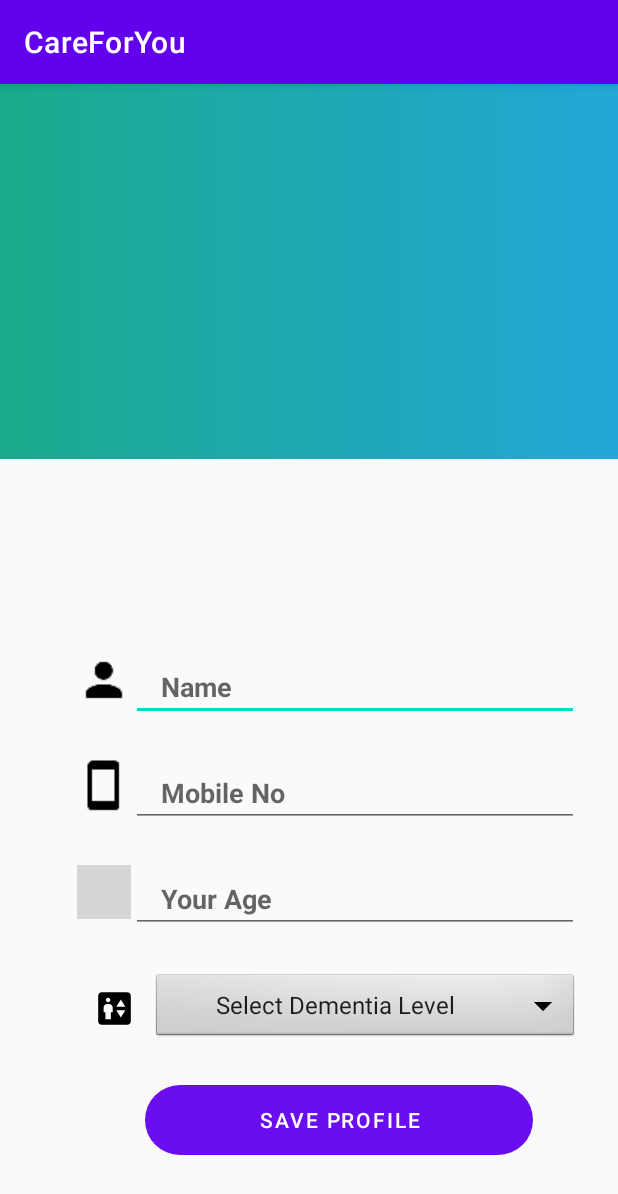
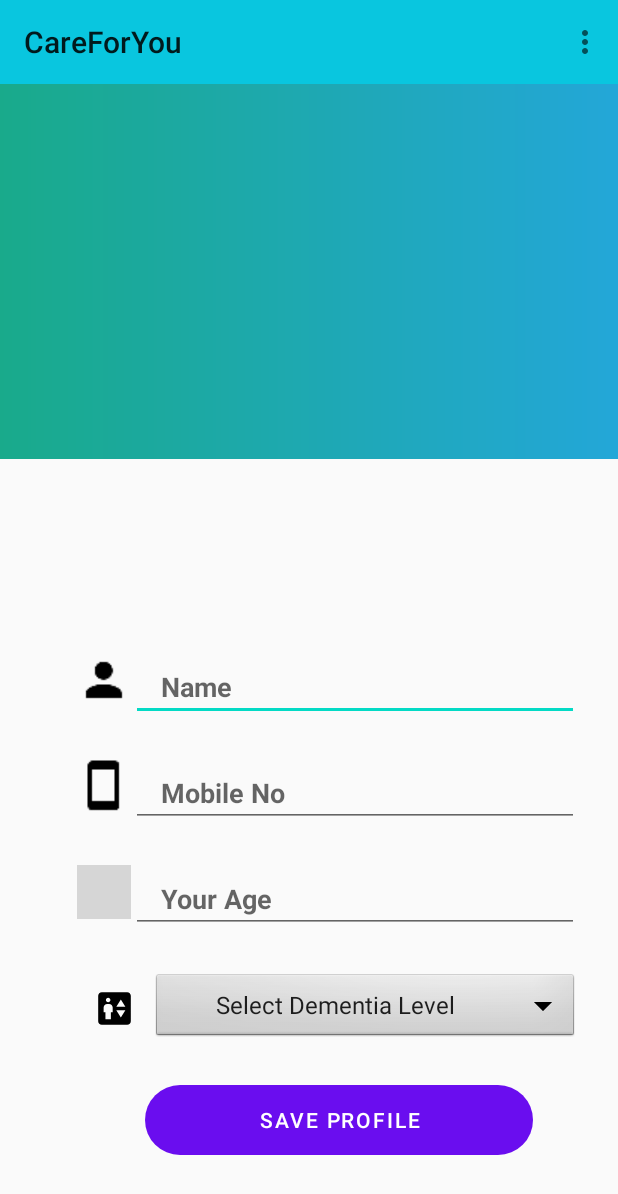
Before and after one commit to kunalmnnit/CareForYou, an Android app: the MyProfile screen opened directly, with no data from a screen before it, on a phone screen of 412 x 824 dp. Shown: the top 1194 px of the screen. Run offline under Robolectric (Android 15) with nearby library versions, the phone set to English and light mode, and no system bars; our stand-ins replace Firebase (no records; nobody signed in at launch, a user with empty details on screens opened directly); libraries missing offline, so code that uses them is left out: com.facebook.drawee; plain views replace SimpleDraweeView; pictures from the network do not load; 3 statements that could not run were skipped; grey boxes are pictures that could not be loaded.

Commit message:
toolbar added in MyProfile.kt

```diff
--- a/app/src/main/java/com/kunal/careforyou/MainActivity.kt
+++ b/app/src/main/java/com/kunal/careforyou/MainActivity.kt
@@ -17,7 +17,7 @@ class MainActivity : AppCompatActivity() {
 
         auth = Firebase.auth
         if(auth!!.currentUser!=null) {
-            startActivity(Intent(this@MainActivity, HomeActivity::class.java))
+            startActivity(Intent(this@MainActivity, QRCodeActivity::class.java))
         }
         else
             setContentView(R.layout.activity_main)
--- a/app/src/main/java/com/kunal/careforyou/MyProfile.kt
+++ b/app/src/main/java/com/kunal/careforyou/MyProfile.kt
@@ -4,6 +4,7 @@ import android.content.Intent
 import android.net.Uri
 import android.os.Bundle
 import android.provider.MediaStore
+import android.view.MenuItem
 import android.view.View
 import android.webkit.MimeTypeMap
 import android.widget.*
@@ -23,6 +24,7 @@ import java.io.FileNotFoundException
 import java.io.IOException
 
 class MyProfile : AppCompatActivity(), AdapterView.OnItemSelectedListener, View.OnClickListener {
+    private lateinit var toolbar: Toolbar
     private lateinit var name: EditText
     private lateinit var age: EditText
     private lateinit var phone: EditText
@@ -44,6 +46,10 @@ class MyProfile : AppCompatActivity(), AdapterView.OnItemSelectedListener, View.
             ImagePipelineConfigFactory.getImagePipelineConfig(this@MyProfile)
         )
         setContentView(R.layout.activity_my_profile)
+        getSupportActionBar()!!.hide()
+        toolbar = findViewById(R.id.toolbar)
+        setActionBar(toolbar)
+        toolbar.inflateMenu(R.menu.three_dot_menu)
 
         mStorageRef = FirebaseStorage.getInstance().reference
         name = findViewById(R.id.patient_name)
@@ -169,4 +175,34 @@ class MyProfile : AppCompatActivity(), AdapterView.OnItemSelectedListener, View.
         }
     }
 
+    override fun onOptionsItemSelected(item: MenuItem): Boolean {
+
+
+        // Handle action bar item clicks here. The action bar will
+        // automatically handle clicks on the Home/Up button, so long
+        // as you specify a parent activity in AndroidManifest.xml.
+        val id = item.itemId
+
+        if(id == R.id.action_logout)
+        {
+            val auth = FirebaseAuth.getInstance()
+            auth.signOut()
+            this.stopService(Intent(this, FallDetectionService::class.java))
+            startActivity(Intent(this, MainActivity::class.java))
+            finish()
+        }
+
+        if(id == R.id.action_map)
+        {
+            startActivity(Intent(this, HomeActivity::class.java))
+        }
+
+        if(id == R.id.action_qr)
+        {
+            startActivity(Intent(this, QRCodeActivity::class.java))
+        }
+
+        return true
+    }
+
 }
--- a/app/src/main/res/layout/activity_my_profile.xml
+++ b/app/src/main/res/layout/activity_my_profile.xml
@@ -8,6 +8,15 @@
     android:background="@color/graylight"
     android:orientation="vertical"
     tools:context=".MyProfile">
+
+    <Toolbar
+        android:layout_width="match_parent"
+        android:layout_height="?attr/actionBarSize"
+        app:menu="@menu/three_dot_menu_2"
+        android:title="@string/app_name"
+        android:id="@+id/toolbar"
+        android:background="@color/startblue"
+        tools:ignore="MissingConstraints" />
 
     <RelativeLayout
         android:layout_width="match_parent"
--- /dev/null
+++ b/app/src/main/res/menu/three_dot_menu_2.xml
@@ -0,0 +1,28 @@
+<menu xmlns:android="http://schemas.android.com/apk/res/android"
+    xmlns:app="http://schemas.android.com/apk/res-auto"
+    android:id ="@+id/menu_toolbar">
+
+    <item android:id="@+id/menu_item_share"
+        android:icon="@android:drawable/ic_menu_share"
+        app:showAsAction="always"
+        app:actionProviderClass="android.widget.ShareActionProvider"
+        android:title="Share" />
+
+    <item
+        android:id="@+id/action_map"
+        android:icon="@drawable/ic_qr_code_foreground"
+        app:showAsAction="always"
+        android:title="Locate" />
+
+    <item android:id="@+id/action_qr"
+        android:icon="@drawable/ic_person_black_24dp"
+        app:showAsAction="ifRoom"
+        android:title="Your ID" />
+
+    <item android:id="@+id/action_logout"
+        android:icon="@drawable/ic_logout_foreground"
+        app:showAsAction="ifRoom"
+        android:title="Log Out" />
+
+
+</menu>
```
